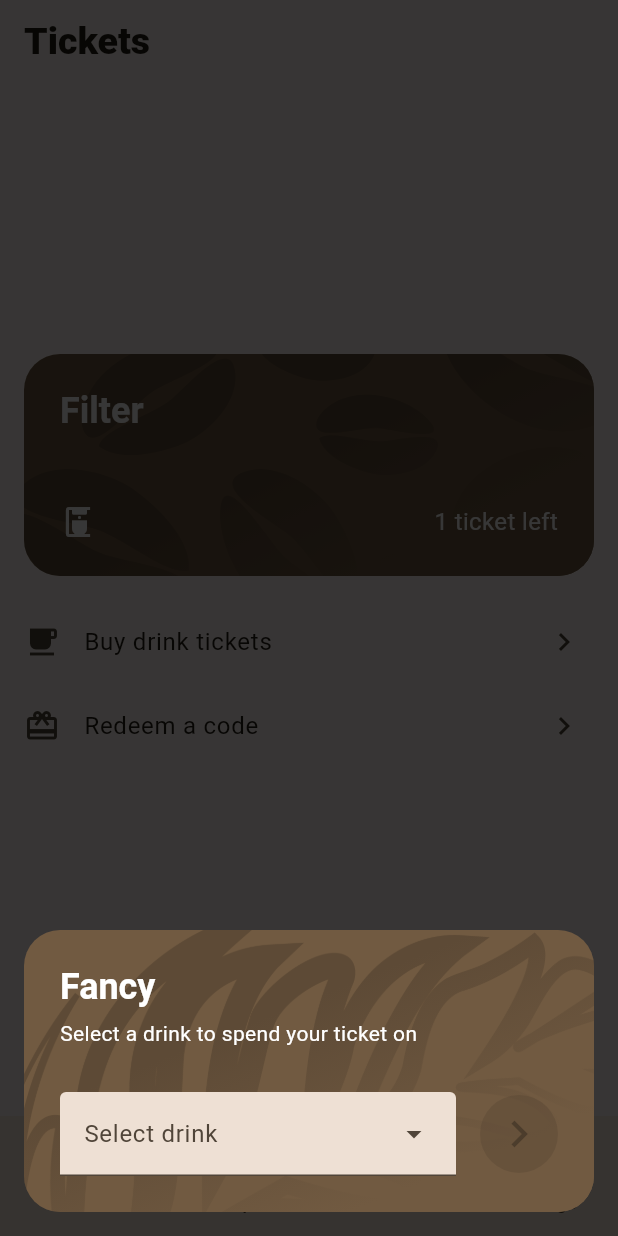
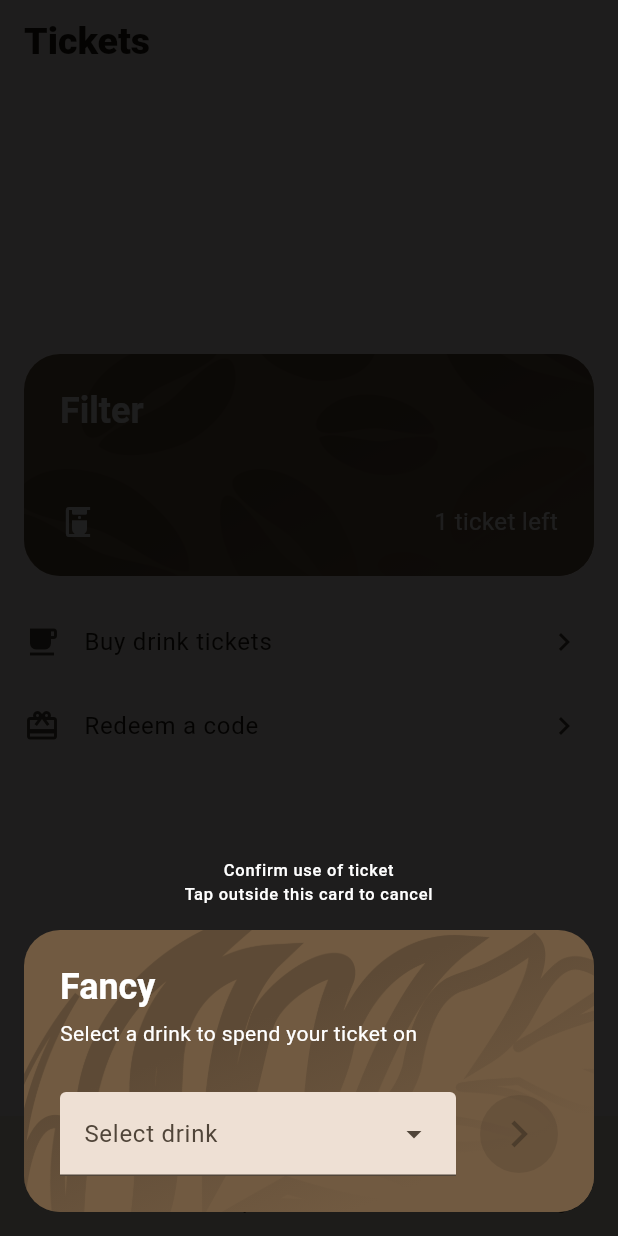
Before and after one commit to AnalogIO/mobile_app, a Flutter app: the screen it shows after launch, after a tap on "Fancy", on a phone screen of 412 x 824 dp. Run offline on Flutter 3.47's test engine with Material 3 defaults, Android fonts, the light colour scheme and no system bars; our stand-ins replace bloc, chopper, equatable, fpdart, gap, go_router and 1 more; generated files the repository leaves out were written again.

Commit message:
refactor(use_ticket): simplify animations with implicit AnimatedFadeSwitcherSized widget
Refactor UseTicketCard to use implicit animations instead of explicit
AnimationController management.

New widgets:
- AnimatedFadeSwitcherSized: Cross-fades between two children while
  maintaining the height of the tallest. Unlike AnimatedCrossFade,
  it doesn't animate size changes. Uses staggered fade-out/fade-in
  intervals for a smooth transition.
- DelayedFadeIn: Fades in a child after a configurable delay.

UseTicketCard changes:
- Replace explicit AnimationController + TickerProviderStateMixin with
  simple boolean state (_isSwiping)
- Extract _SelectMenuItemContent and _SwipeTicketContent into separate
  part files for better organization
- Remove UseTicketState sealed class (no longer needed)
- Add ticketId parameter for proper identification

UseTicketModal changes:
- Add ticketId parameter
- Make modal barrier dismissible with tap-outside-to-close
- Add instructional text with DelayedFadeIn animation
- Simplify layout by removing nested GestureDetector/Scaffold wrapper
- Slightly darken scrim opacity (200 → 225)

MyTicketsSection:
- Pass ticketId to UseTicketModal.show() calls

```diff
--- a/lib/tickets/my_tickets_section.dart
+++ b/lib/tickets/my_tickets_section.dart
@@ -22,6 +22,7 @@ class MyTicketsSection extends StatelessWidget {
             backgroundImagePath: 'assets/images/latteart.png',
             onTap: () => UseTicketModal.show(
               context: context,
+              ticketId: 0,
               ticketName: 'Fancy',
               backgroundImagePath: 'assets/images/latteart.png',
             ),
@@ -34,6 +35,7 @@ class MyTicketsSection extends StatelessWidget {
             backgroundImagePath: 'assets/images/beans.png',
             onTap: () => UseTicketModal.show(
               context: context,
+              ticketId: 1,
               ticketName: 'Filter',
               backgroundImagePath: 'assets/images/beans.png',
             ),
--- /dev/null
+++ b/lib/tickets/use_ticket/animated_fade_switcher_sized.dart
@@ -0,0 +1,130 @@
+import 'package:flutter/material.dart';
+
+/// A widget that fades between two children while maintaining
+/// the height of the tallest child.
+///
+/// Unlike [AnimatedCrossFade], this widget doesn't animate size changes -
+/// it always uses the maximum height of both children.
+///
+/// Set [showSecond] to control which child is visible:
+/// - false = [firstChild] fully visible
+/// - true = [secondChild] fully visible
+class AnimatedFadeSwitcherSized extends StatefulWidget {
+  const AnimatedFadeSwitcherSized({
+    required this.showSecond,
+    required this.firstChild,
+    required this.secondChild,
+    super.key,
+  });
+
+  /// Whether to show the second child.
+  /// When false, [firstChild] is shown. When true, [secondChild] is shown.
+  final bool showSecond;
+
+  /// The widget shown when [showSecond] is false.
+  final Widget firstChild;
+
+  /// The widget shown when [showSecond] is true.
+  final Widget secondChild;
+
+  @override
+  State<AnimatedFadeSwitcherSized> createState() =>
+      _AnimatedFadeSwitcherSizedState();
+}
+
+class _AnimatedFadeSwitcherSizedState extends State<AnimatedFadeSwitcherSized>
+    with SingleTickerProviderStateMixin {
+  late final AnimationController _controller;
+
+  static const _duration = Duration(milliseconds: 400);
+  static const _fadeOutInterval = Interval(0, 0.4, curve: Curves.easeOut);
+  static const _fadeInInterval = Interval(0.6, 1, curve: Curves.easeIn);
+
+  @override
+  void initState() {
+    super.initState();
+    _controller = AnimationController(
+      vsync: this,
+      duration: _duration,
+      value: widget.showSecond ? 1.0 : 0.0,
+    );
+  }
+
+  @override
+  void didUpdateWidget(AnimatedFadeSwitcherSized oldWidget) {
+    super.didUpdateWidget(oldWidget);
+    if (widget.showSecond != oldWidget.showSecond) {
+      if (widget.showSecond) {
+        _controller.forward();
+      } else {
+        _controller.reverse();
+      }
+    }
+  }
+
+  @override
+  void dispose() {
+    _controller.dispose();
+    super.dispose();
+  }
+
+  @override
+  Widget build(BuildContext context) {
+    return IntrinsicHeight(
+      child: Stack(
+        children: [
+          // Second child (fades in)
+          _AnimatedFadeChild(
+            animation: _controller,
+            interval: _fadeInInterval,
+            child: widget.secondChild,
+          ),
+          // First child (fades out)
+          _AnimatedFadeChild(
+            animation: _controller,
+            interval: _fadeOutInterval,
+            invert: true,
+            child: widget.firstChild,
+          ),
+        ],
+      ),
+    );
+  }
+}
+
+class _AnimatedFadeChild extends StatelessWidget {
+  const _AnimatedFadeChild({
+    required this.animation,
+    required this.interval,
+    required this.child,
+    this.invert = false,
+  });
+
+  final Animation<double> animation;
+  final Interval interval;
+  final bool invert;
+  final Widget child;
+
+  @override
+  Widget build(BuildContext context) {
+    return AnimatedBuilder(
+      animation: animation,
+      builder: (context, child) {
+        final opacity = interval.transform(animation.value);
+        final effectiveOpacity = switch (invert) {
+          true => 1.0 - opacity,
+          false => opacity,
+        };
+
+        return IgnorePointer(
+          ignoring: effectiveOpacity < 0.5,
+          child: Opacity(
+            opacity: effectiveOpacity,
+            child: child,
+          ),
+        );
+      },
+      child: child,
+    );
+  }
+}
--- /dev/null
+++ b/lib/tickets/use_ticket/delayed_fade_in.dart
@@ -0,0 +1,39 @@
+import 'package:flutter/material.dart';
+
+/// A widget that fades in its child after a specified delay.
+class DelayedFadeIn extends StatefulWidget {
+  const DelayedFadeIn({
+    required this.child,
+    this.delay = const Duration(milliseconds: 250),
+    super.key,
+  });
+
+  final Widget child;
+  final Duration delay;
+
+  @override
+  State<DelayedFadeIn> createState() => _DelayedFadeInState();
+}
+
+class _DelayedFadeInState extends State<DelayedFadeIn> {
+  bool _visible = false;
+
+  @override
+  void initState() {
+    super.initState();
+    Future.delayed(widget.delay, () {
+      if (mounted) {
+        setState(() => _visible = true);
+      }
+    });
+  }
+
+  @override
+  Widget build(BuildContext context) {
+    return AnimatedOpacity(
+      opacity: _visible ? 1.0 : 0.0,
+      duration: const Duration(milliseconds: 250),
+      child: widget.child,
+    );
+  }
+}
--- /dev/null
+++ b/lib/tickets/use_ticket/select_menu_item_content.dart
@@ -0,0 +1,58 @@
+part of 'use_ticket_card.dart';
+
+/// Content shown when the user is selecting a menu item.
+class _SelectMenuItemContent extends StatelessWidget {
+  const _SelectMenuItemContent({
+    required this.menuItems,
+    required this.selectedMenuItem,
+    required this.onMenuItemSelected,
+    required this.onNextPressed,
+  });
+
+  final List<String> menuItems;
+  final String? selectedMenuItem;
+  final ValueChanged<String?> onMenuItemSelected;
+  final VoidCallback? onNextPressed;
+
+  @override
+  Widget build(BuildContext context) {
+    final colorScheme = Theme.of(context).colorScheme;
+
+    return Column(
+      mainAxisAlignment: MainAxisAlignment.spaceBetween,
+      crossAxisAlignment: CrossAxisAlignment.stretch,
+      children: [
+        const Gap(4),
+        Text(
+          'Select a drink to spend your ticket on',
+          style: TextStyle(color: colorScheme.onSecondary),
+        ),
+        const Gap(24),
+        Row(
+          spacing: 16,
+          children: [
+            Expanded(
+              child: DropdownMenu<String>(
+                expandedInsets: EdgeInsets.zero,
+                enableSearch: false,
+                hintText: 'Select drink',
+                initialSelection: selectedMenuItem,
+                inputDecorationTheme: InputDecorationTheme(
+                  filled: true,
+                  fillColor: colorScheme.surfaceContainerHighest,
+                ),
+                dropdownMenuEntries: menuItems
+                    .map(
+                      (item) => DropdownMenuEntry(value: item, label: item),
+                    )
+                    .toList(),
+                onSelected: onMenuItemSelected,
+              ),
+            ),
+            NextButton(onPressed: onNextPressed),
+          ],
+        ),
+      ],
+    );
+  }
+}
--- /dev/null
+++ b/lib/tickets/use_ticket/swipe_ticket_content.dart
@@ -0,0 +1,34 @@
+part of 'use_ticket_card.dart';
+
+/// Content shown when the user can swipe to use the ticket.
+class _SwipeTicketContent extends StatelessWidget {
+  const _SwipeTicketContent({
+    required this.ticketName,
+  });
+
+  final String ticketName;
+
+  @override
+  Widget build(BuildContext context) {
+    final colorScheme = Theme.of(context).colorScheme;
+
+    return Column(
+      mainAxisAlignment: MainAxisAlignment.spaceBetween,
+      crossAxisAlignment: CrossAxisAlignment.stretch,
+      children: [
+        const Gap(4),
+        Text(
+          'Claiming via ticket: $ticketName',
+          style: TextStyle(color: colorScheme.onSecondary),
+        ),
+        const Gap(24),
+        SlideAction(
+          text: 'Use ticket',
+          textStyle: const TextStyle(fontSize: 14, fontWeight: FontWeight.w500),
+          outerColor: colorScheme.onSurface,
+          innerColor: colorScheme.surfaceContainer,
+        ),
+      ],
+    );
+  }
+}
--- a/lib/tickets/use_ticket/use_ticket_card.dart
+++ b/lib/tickets/use_ticket/use_ticket_card.dart
@@ -1,10 +1,12 @@
 import 'package:cafe_analog_app/tickets/ticket_card_base.dart';
+import 'package:cafe_analog_app/tickets/use_ticket/animated_fade_switcher_sized.dart';
 import 'package:cafe_analog_app/tickets/use_ticket/next_button.dart';
 import 'package:cafe_analog_app/tickets/use_ticket/slide_action.dart';
 import 'package:flutter/material.dart';
 import 'package:gap/gap.dart';
 
-part 'use_ticket_state.dart';
+part 'select_menu_item_content.dart';
+part 'swipe_ticket_content.dart';
 
 /// A ticket card that allows the user to select a menu item,
 /// then swipe to use the ticket.
@@ -12,12 +14,14 @@ part 'use_ticket_state.dart';
 /// Transitions between states with a fade animation.
 class UseTicketCard extends StatefulWidget {
   const UseTicketCard({
+    required this.ticketId,
     required this.ticketName,
     required this.menuItems,
     required this.backgroundImagePath,
     super.key,
   });
 
+  final int ticketId;
   final String ticketName;
   final List<String> menuItems;
   final String backgroundImagePath;
@@ -26,220 +30,36 @@ class UseTicketCard extends StatefulWidget {
   State<UseTicketCard> createState() => _UseTicketCardState();
 }
 
-class _UseTicketCardState extends State<UseTicketCard>
-    with SingleTickerProviderStateMixin {
-  UseTicketState _state = const SelectingMenuItem();
+class _UseTicketCardState extends State<UseTicketCard> {
+  bool _isSwiping = false;
   String? _selectedMenuItem;
-
-  /// Animation controller for the fade transition.
-  /// 0.0 = SelectingMenuItem fully visible
-  /// 1.0 = SwipingTicket fully visible
-  late final AnimationController _controller;
-
-  /// Fade out animation for the first half (0.0 - 0.4)
-  late final Animation<double> _fadeOutAnimation;
-
-  /// Fade in animation for the second half (0.6 - 1.0)
-  late final Animation<double> _fadeInAnimation;
-
-  @override
-  void initState() {
-    super.initState();
-    _controller = AnimationController(
-      vsync: this,
-      duration: const Duration(milliseconds: 400),
-    );
-
-    // Fade out from 1 to 0 during first 40% of animation
-    _fadeOutAnimation = Tween<double>(begin: 1, end: 0).animate(
-      CurvedAnimation(
-        parent: _controller,
-        curve: const Interval(0, 0.4, curve: Curves.easeOut),
-      ),
-    );
-
-    // Fade in from 0 to 1 during last 40% of animation (after 60%)
-    _fadeInAnimation = Tween<double>(begin: 0, end: 1).animate(
-      CurvedAnimation(
-        parent: _controller,
-        curve: const Interval(0.6, 1, curve: Curves.easeIn),
-      ),
-    );
-  }
-
-  @override
-  void dispose() {
-    _controller.dispose();
-    super.dispose();
-  }
-
-  void _goToSwipeState() {
-    setState(() => _state = SwipingTicket(_selectedMenuItem!));
-    _controller.forward();
-  }
 
   @override
   Widget build(BuildContext context) {
-    final isSelectingState = _state is SelectingMenuItem;
-
     return TicketCardBase.customTitleWidget(
-      id: 0,
-      titleWidget: Stack(
+      id: widget.ticketId,
+      backgroundImagePath: widget.backgroundImagePath,
+      titleWidget: AnimatedFadeSwitcherSized(
+        showSecond: _isSwiping,
+        firstChild: Text(widget.ticketName),
+        secondChild: Text(_selectedMenuItem ?? ''),
+      ),
       children: [
-          // Menu item title (fades in)
-          AnimatedBuilder(
-            animation: _fadeInAnimation,
-            builder: (context, child) => Opacity(
-              opacity: _fadeInAnimation.value,
-              child: child,
-            ),
-            child: Text(_selectedMenuItem ?? ''),
-          ),
-          // Ticket name title (fades out)
-          AnimatedBuilder(
-            animation: _fadeOutAnimation,
-            builder: (context, child) => Opacity(
-              opacity: _fadeOutAnimation.value,
-              child: child,
-            ),
-            child: Text(widget.ticketName),
-          ),
-        ],
-      ),
-      backgroundImagePath: widget.backgroundImagePath,
-      children: [
-        // Stack ensures the height is always the max of both children.
-        // IntrinsicHeight allows Positioned.fill children to expand.
-        IntrinsicHeight(
-          child: Stack(
-            children: [
-              // Swipe content (defines the height, fades in)
-              AnimatedBuilder(
-                animation: _fadeInAnimation,
-                builder: (context, child) => Opacity(
-                  opacity: _fadeInAnimation.value,
-                  child: IgnorePointer(
-                    ignoring: isSelectingState,
-                    child: child,
-                  ),
-                ),
-                child: _SwipeTicketContent(ticketName: widget.ticketName),
-              ),
-              // Select content (fills the height, fades out)
-              Positioned.fill(
-                child: AnimatedBuilder(
-                  animation: _fadeOutAnimation,
-                  builder: (context, child) => Opacity(
-                    opacity: _fadeOutAnimation.value,
-                    child: IgnorePointer(
-                      ignoring: !isSelectingState,
-                      child: child,
-                    ),
-                  ),
-                  child: _SelectMenuItemContent(
+        AnimatedFadeSwitcherSized(
+          showSecond: _isSwiping,
+          firstChild: _SelectMenuItemContent(
             menuItems: widget.menuItems,
             selectedMenuItem: _selectedMenuItem,
             onMenuItemSelected: (item) {
               setState(() => _selectedMenuItem = item);
             },
             onNextPressed: _selectedMenuItem != null
-                        ? _goToSwipeState
+                ? () => setState(() => _isSwiping = true)
                 : null,
           ),
-                ),
-              ),
-            ],
-          ),
+          secondChild: _SwipeTicketContent(ticketName: widget.ticketName),
         ),
       ],
     );
   }
 }
-
-/// Content shown when the user is selecting a menu item.
-class _SelectMenuItemContent extends StatelessWidget {
-  const _SelectMenuItemContent({
-    required this.menuItems,
-    required this.selectedMenuItem,
-    required this.onMenuItemSelected,
-    required this.onNextPressed,
-  });
-
-  final List<String> menuItems;
-  final String? selectedMenuItem;
-  final ValueChanged<String?> onMenuItemSelected;
-  final VoidCallback? onNextPressed;
-
-  @override
-  Widget build(BuildContext context) {
-    final colorScheme = Theme.of(context).colorScheme;
-
-    return Column(
-      mainAxisAlignment: MainAxisAlignment.spaceBetween,
-      crossAxisAlignment: CrossAxisAlignment.stretch,
-      children: [
-        const Gap(4),
-        Text(
-          'Select a drink to spend your ticket on',
-          style: TextStyle(color: colorScheme.onSecondary),
-        ),
-        const Gap(24),
-        Row(
-          spacing: 16,
-          children: [
-            Expanded(
-              child: DropdownMenu<String>(
-                expandedInsets: EdgeInsets.zero,
-                enableSearch: false,
-                hintText: 'Select drink',
-                initialSelection: selectedMenuItem,
-                inputDecorationTheme: InputDecorationTheme(
-                  filled: true,
-                  fillColor: colorScheme.surfaceContainerHighest,
-                ),
-                dropdownMenuEntries: menuItems
-                    .map((item) => DropdownMenuEntry(value: item, label: item))
-                    .toList(),
-                onSelected: onMenuItemSelected,
-              ),
-            ),
-            NextButton(onPressed: onNextPressed),
-          ],
-        ),
-      ],
-    );
-  }
-}
-
-/// Content shown when the user can swipe to use the ticket.
-class _SwipeTicketContent extends StatelessWidget {
-  const _SwipeTicketContent({
-    required this.ticketName,
-  });
-
-  final String ticketName;
-
-  @override
-  Widget build(BuildContext context) {
-    final colorScheme = Theme.of(context).colorScheme;
-
-    return Column(
-      mainAxisAlignment: MainAxisAlignment.spaceBetween,
-      crossAxisAlignment: CrossAxisAlignment.stretch,
-      children: [
-        const Gap(4),
-        Text(
-          'Claiming via ticket: $ticketName',
-          style: TextStyle(color: colorScheme.onSecondary),
-        ),
-        const Gap(24),
-        SlideAction(
-          text: 'Use ticket',
-          textStyle: const TextStyle(fontSize: 14, fontWeight: FontWeight.w500),
-          outerColor: colorScheme.onSurface,
-          innerColor: colorScheme.surfaceContainer,
-        ),
-      ],
-    );
-  }
-}
--- a/lib/tickets/use_ticket/use_ticket_modal.dart
+++ b/lib/tickets/use_ticket/use_ticket_modal.dart
@@ -1,26 +1,33 @@
+import 'package:cafe_analog_app/tickets/use_ticket/delayed_fade_in.dart';
 import 'package:cafe_analog_app/tickets/use_ticket/use_ticket_card.dart';
 import 'package:flutter/material.dart';
 
 class UseTicketModal extends StatelessWidget {
   const UseTicketModal({
+    required this.ticketId,
     required this.ticketName,
     required this.backgroundImagePath,
     super.key,
   });
 
+  final int ticketId;
   final String ticketName;
   final String backgroundImagePath;
 
   static void show({
     required BuildContext context,
+    required int ticketId,
     required String ticketName,
     required String backgroundImagePath,
   }) {
     Navigator.of(context, rootNavigator: true).push(
       PageRouteBuilder<void>(
+        barrierDismissible: true,
+        barrierLabel: 'Dismiss use ticket dialog',
         opaque: false,
-        barrierColor: Theme.of(context).colorScheme.scrim.withAlpha(200),
+        barrierColor: Theme.of(context).colorScheme.scrim.withAlpha(225),
         pageBuilder: (context, animation, secondaryAnimation) => UseTicketModal(
+          ticketId: ticketId,
           ticketName: ticketName,
           backgroundImagePath: backgroundImagePath,
         ),
@@ -30,32 +37,35 @@ class UseTicketModal extends StatelessWidget {
 
   @override
   Widget build(BuildContext context) {
-    return GestureDetector(
-      onTap: () => Navigator.of(context).pop(),
-      child: Scaffold(
-        backgroundColor: Colors.transparent,
-        body: SafeArea(
+    return SafeArea(
       child: Column(
-            verticalDirection: VerticalDirection.up,
+        mainAxisAlignment: MainAxisAlignment.end,
         children: [
+          DelayedFadeIn(
+            child: Text(
+              'Confirm use of ticket\nTap outside this card to cancel',
+              semanticsLabel:
+                  'Confirm use of ticket. '
+                  'Tap outside this card to cancel.',
+              textAlign: TextAlign.center,
+              style: Theme.of(context).textTheme.labelSmall?.copyWith(
+                color: Theme.of(context).colorScheme.onSecondary,
+              ),
+            ),
+          ),
           Padding(
             padding: const EdgeInsets.all(16),
             // Absorb taps on the card so they don't close the modal
-                child: GestureDetector(
-                  excludeFromSemantics: true,
-                  behavior: HitTestBehavior.opaque,
-                  onTap: () {},
             child: UseTicketCard(
+              ticketId: ticketId,
               ticketName: ticketName,
               backgroundImagePath: backgroundImagePath,
+              // TODO(marfavi): get menu items from backend
               menuItems: const ['Espresso', 'Latte', 'Cappuccino'],
-                  ),
             ),
           ),
         ],
       ),
-        ),
-      ),
     );
   }
 }
--- a/lib/tickets/use_ticket/use_ticket_state.dart
+++ /dev/null
@@ -1,18 +0,0 @@
-part of 'use_ticket_card.dart';
-
-/// The current state of the ticket card.
-sealed class UseTicketState {
-  const UseTicketState();
-}
-
-/// User is selecting a menu item from the dropdown.
-class SelectingMenuItem extends UseTicketState {
-  const SelectingMenuItem();
-}
-
-/// User has selected a menu item and can swipe to use the ticket.
-class SwipingTicket extends UseTicketState {
-  const SwipingTicket(this.selectedMenuItem);
-
-  final String selectedMenuItem;
-}
```
Lines whose indentation alone changed are shown as unchanged.
